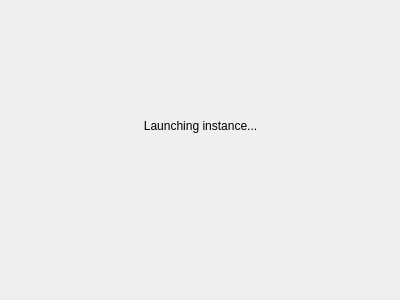
First picture: the form in src/launchdialog.ui, repository maxlamberti/Diogenes, before the edit.
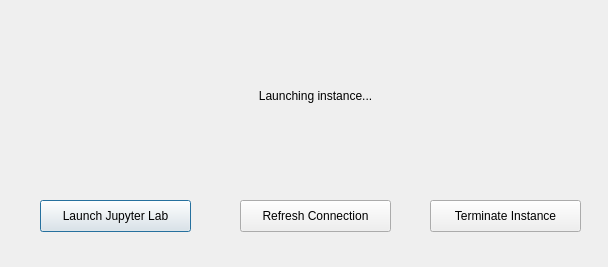
Second picture: the form after the edit.

Commit message: adds refresh and termination buttons to launch dialog

The edit to the form file:
```diff
--- a/src/launchdialog.ui
+++ b/src/launchdialog.ui
@@ -6,8 +6,8 @@
    <rect>
     <x>0</x>
     <y>0</y>
-    <width>400</width>
-    <height>300</height>
+    <width>608</width>
+    <height>267</height>
    </rect>
   </property>
   <property name="windowTitle">
@@ -16,10 +16,10 @@
   <widget class="QLabel" name="label">
    <property name="geometry">
     <rect>
-     <x>40</x>
-     <y>90</y>
-     <width>321</width>
-     <height>71</height>
+     <x>90</x>
+     <y>30</y>
+     <width>451</width>
+     <height>131</height>
     </rect>
    </property>
    <property name="text">
@@ -32,6 +32,45 @@
     <bool>true</bool>
    </property>
   </widget>
+  <widget class="QPushButton" name="LaunchJupyterLabButton">
+   <property name="geometry">
+    <rect>
+     <x>40</x>
+     <y>200</y>
+     <width>151</width>
+     <height>32</height>
+    </rect>
+   </property>
+   <property name="text">
+    <string>Launch Jupyter Lab</string>
+   </property>
+  </widget>
+  <widget class="QPushButton" name="TerminateInstanceButton">
+   <property name="geometry">
+    <rect>
+     <x>430</x>
+     <y>200</y>
+     <width>151</width>
+     <height>32</height>
+    </rect>
+   </property>
+   <property name="text">
+    <string>Terminate Instance</string>
+   </property>
+  </widget>
+  <widget class="QPushButton" name="RefreshConnectionButton">
+   <property name="geometry">
+    <rect>
+     <x>240</x>
+     <y>200</y>
+     <width>151</width>
+     <height>32</height>
+    </rect>
+   </property>
+   <property name="text">
+    <string>Refresh Connection</string>
+   </property>
+  </widget>
  </widget>
  <resources/>
  <connections/>
```
Left out of the diff: 2 changed lines with no effect on the pictures. The commit also changes 4 other files.
